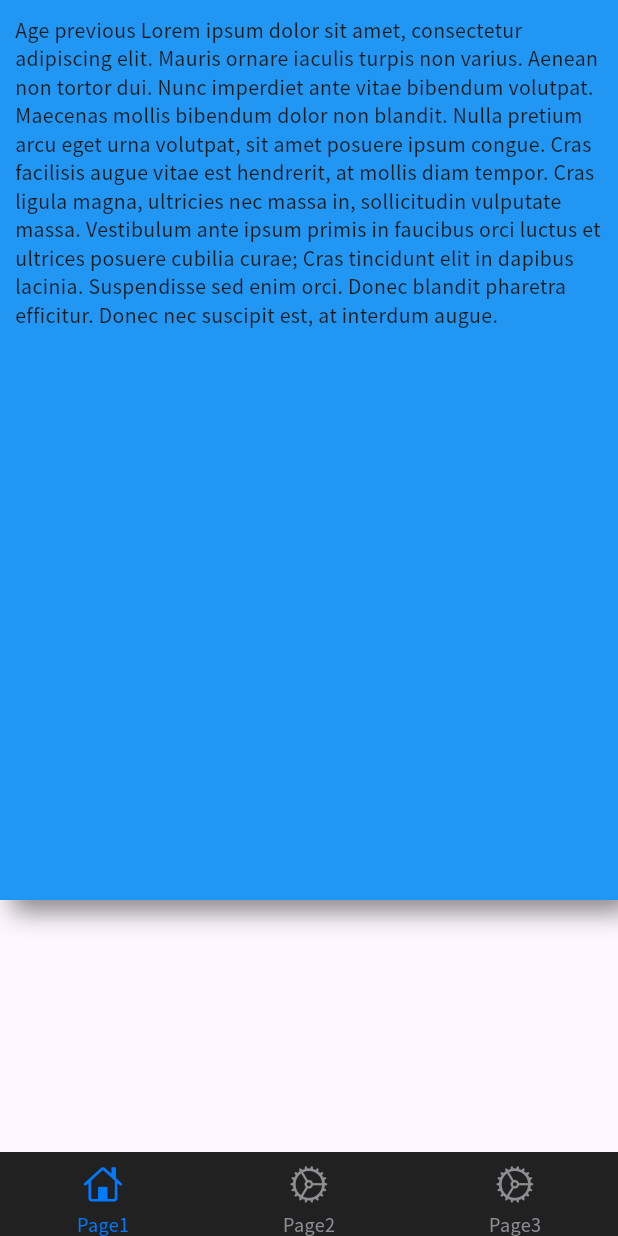
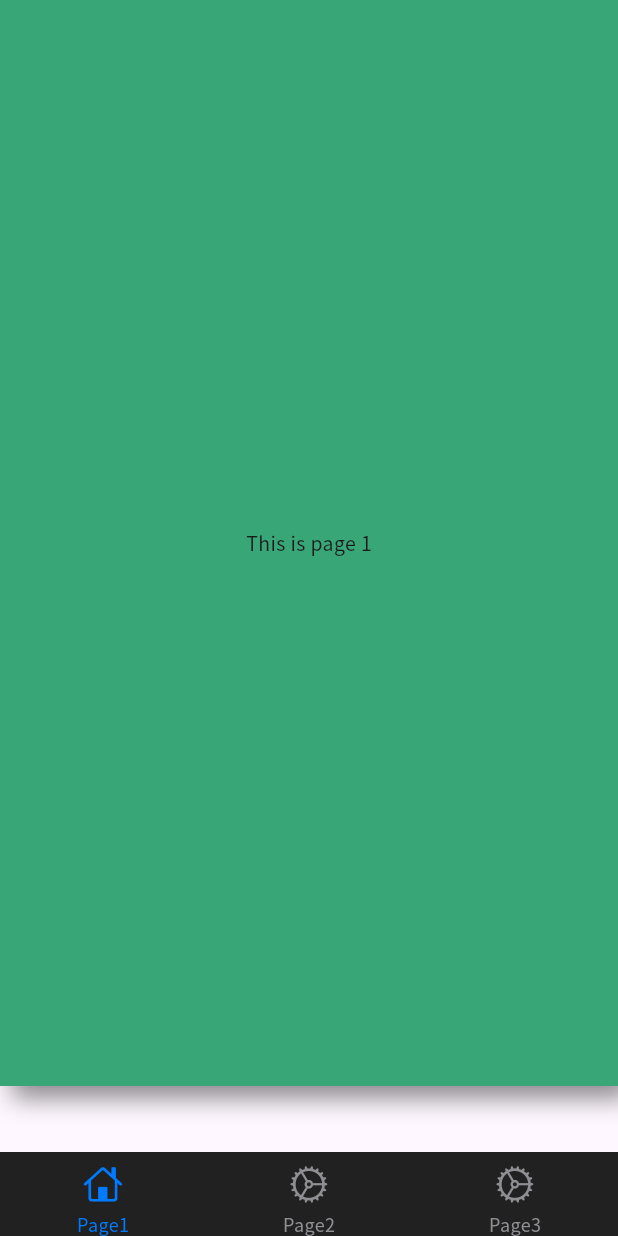
Before and after one commit to hgtdung/flutter_example_project, a Flutter app: the screen it shows after launch, on a phone screen of 412 x 824 dp. Run offline on Flutter 3.47's test engine with Material 3 defaults, Android fonts, the light colour scheme and no system bars; our stand-ins replace dio, equatable, firebase_crashlytics, flutter_bloc, freezed_annotation, get_it and 1 more; accounts and stored records are empty; generated files the repository leaves out were written again.

Commit message:
add page builder

```diff
--- a/lib/features/page_flip/page_curl_effect/example/page_curl_example.dart
+++ b/lib/features/page_flip/page_curl_effect/example/page_curl_example.dart
@@ -12,6 +12,7 @@ class PageCurlEffectExample extends StatefulWidget {
 class _PageCurlEffectExampleState extends State<PageCurlEffectExample> {
   late int pageIndex;
   late PageCurlController pageCurlController;
+  late Size paperSize;
 
   @override
   void initState() {
@@ -20,9 +21,17 @@ class _PageCurlEffectExampleState extends State<PageCurlEffectExample> {
 
   @override
   void didChangeDependencies() {
+    paperSize = Size(
+        MediaQuery.of(context).size.width -
+            MediaQuery.of(context).padding.left -
+            MediaQuery.of(context).padding.right,
+        MediaQuery.of(context).size.height -
+            MediaQuery.of(context).padding.top -
+            MediaQuery.of(context).padding.bottom - 100,
+    );
     var pages = buildPages();
     pageCurlController = PageCurlController(
-        Size(MediaQuery.of(context).size.width, 600),
+        Size(paperSize.width, paperSize.height),
         pageCurlIndex: 1,
         numberOfPage: pages.length);
 
@@ -33,20 +42,26 @@ class _PageCurlEffectExampleState extends State<PageCurlEffectExample> {
   List<Widget> buildPages() {
     return [
       Container(
-        width: MediaQuery.of(context).size.width,
-        height: 600,
+        width: paperSize.width,
+        height: paperSize.height,
         color: Colors.orange,
         child: Column(
+          mainAxisAlignment: MainAxisAlignment.start,
           children: [
             const Text("Page 0"),
-            Image.asset("assets/images/landscape.jpg")
+            Container(
+                alignment: Alignment.topLeft,
+                height: paperSize.height / 2,
+                child: Image.asset(
+                  "assets/images/landscape.jpg",
+                ))
           ],
         ),
       ),
       Container(
         padding: const EdgeInsets.all(10),
-        width: MediaQuery.of(context).size.width,
-        height: 600,
+        width: paperSize.width,
+        height: paperSize.height,
         color: Colors.blue,
         child: const Text(
             "Age previous Lorem ipsum dolor sit amet, consectetur adipiscing elit. "
@@ -65,9 +80,10 @@ class _PageCurlEffectExampleState extends State<PageCurlEffectExample> {
       ),
       Container(
         padding: const EdgeInsets.only(left: 16, right: 16, top: 20),
-        width: MediaQuery.of(context).size.width,
-        height: 600,
+        width: paperSize.width,
+        height: paperSize.height,
         color: Color(0xffF5DEB3),
+        child: SingleChildScrollView(
           child: Column(
             mainAxisAlignment: MainAxisAlignment.start,
             crossAxisAlignment: CrossAxisAlignment.start,
@@ -76,7 +92,8 @@ class _PageCurlEffectExampleState extends State<PageCurlEffectExample> {
                 crossAxisAlignment: CrossAxisAlignment.start,
                 children: [
                   Container(
-                  width: MediaQuery.of(context).size.width - 32 - 170,
+                    // width: MediaQuery.of(context).size.width - 32 - 170,
+                    width: paperSize.width - 32 - 170,
                     child: Text(
                       "    Your twenties are like a summer rain shower rushing by at midday, "
                       "leaving behind a touch of dampness and a raw, earthy scent rising from the soil— still bewildered, still",
@@ -90,7 +107,7 @@ class _PageCurlEffectExampleState extends State<PageCurlEffectExample> {
                     opacity: 0.8,
                     child: Container(
                       width: 160,
-                    height: 140,
+                      // height: 140,
                       child: Image.asset("assets/images/raining.jpg"),
                     ),
                   )
@@ -119,9 +136,12 @@ class _PageCurlEffectExampleState extends State<PageCurlEffectExample> {
               SizedBox(
                 height: 10,
               ),
-            Opacity(opacity: 0.5,
-                child: Align(alignment: Alignment.center, child: Text("🌸🌸🌸"))),
+              Opacity(
+                  opacity: 0.5,
+                  child:
+                      Align(alignment: Alignment.center, child: Text("🌸🌸🌸"))),
             ],
+          ),
         ),
       ),
     ];
@@ -132,68 +152,18 @@ class _PageCurlEffectExampleState extends State<PageCurlEffectExample> {
     return SafeArea(
       child: PageCurlEffect(
         pageCurlController: pageCurlController,
-        onBackwardComplete: () {},
-        onForwardComplete: () {},
-        pages: buildPages(),
+        // pages: buildPages(),
+        pageBuilder: (context, index) {
+          return Container(
+            color: index == 1 ? const Color(0xff39A678) : const Color(0xffB9B9B9),
+            width: paperSize.width,
+            height: paperSize.height,
+            child: Center(child: Text("This is page $index")),
+          );
+        }
       ),
     );
   }
 
-  Widget buildNextPage() {
-    return Container(
-      width: MediaQuery.of(context).size.width,
-      height: 600,
-      color: Colors.grey,
-      child: Text(
-          "Page 2 Lorem ipsum dolor sit amet, consectetur adipiscing elit. "
-          "Mauris ornare iaculis turpis non varius. "
-          "Aenean non tortor dui. Nunc imperdiet ante vitae "
-          "bibendum volutpat. xxxxMaecenas mollis bibendum dolor non "
-          "blandit. Nulla pretium arcu eget urna volutpat, "
-          "sit amet posuere ipsum congue. Cras facilisis "
-          "augue vitae est hendrerit, at mollis diam tempor. "
-          "Cras ligula magna, ultricies nec massa in, "
-          "sollicitudin vulputate massa. Vestibulum ante ipsum "
-          "primis in faucibus orci luctus et ultrices posuere "
-          "cubilia curae; Cras tincidunt elit in dapibus lacinia. "
-          "Suspendisse sed enim orci. Donec blandit pharetra efficitur. "
-          "Donec nec suscipit est, at interdum augue."),
-    );
+
 }
-
-  Widget buildPreviousPage() {
-    return Container(
-      width: MediaQuery.of(context).size.width,
-      height: 600,
-      color: Colors.orange,
-      child: Text(
-          "Page previous Lorem ipsum dolor sit amet, consectetur adipiscing elit. "
-          "Mauris ornare iaculis turpis non varius. "
-          "Aenean non tortor dui. Nunc imperdiet ante vitae "
-          "bibendum volutpat. Maecenas mollis bibendum dolor non "
-          "blandit. Nulla pretium arcu eget urna volutpat, "
-          "sit amet posuere ipsum congue. Cras facilisis "
-          "augue vitae est hendrerit, at mollis diam tempor. "
-          "Cras ligula magna, ultricies nec massa in, "
-          "sollicitudin vulputate massa. Vestibulum ante ipsum "
-          "primis in faucibus orci luctus et ultrices posuere "
-          "cubilia curae; Cras tincidunt elit in dapibus lacinia. "
-          "Suspendisse sed enim orci. Donec blandit pharetra efficitur. "
-          "Donec nec suscipit est, at interdum augue."),
-    );
-  }
-}
-
-// "Page 1 Lorem ipsum dolor sit amet, consectetur adipiscing elit. "
-// "Mauris ornare iaculis turpis non varius. "
-// "Aenean non tortor dui. Nunc imperdiet ante vitae "
-// "bibendum volutpat. Maecenas mollis bibendum dolor non "
-// "blandit. Nulla pretium arcu eget urna volutpat, "
-// "sit amet posuere ipsum congue. Cras facilisis "
-// "augue vitae est hendrerit, at mollis diam tempor. "
-// "Cras ligula magna, ultricies nec massa in, "
-// "sollicitudin vulputate massa. Vestibulum ante ipsum "
-// "primis in faucibus orci luctus et ultrices posuere "
-// "cubilia curae; Cras tincidunt elit in dapibus lacinia. "
-// "Suspendisse sed enim orci. Donec blandit pharetra efficitur. "
-// "Donec nec suscipit est, at interdum augue."
--- a/lib/features/page_flip/page_curl_effect/page_curl_effect.dart
+++ b/lib/features/page_flip/page_curl_effect/page_curl_effect.dart
@@ -11,13 +11,15 @@ class PageCurlEffect extends StatefulWidget {
   const PageCurlEffect(
       {super.key,
       required this.pageCurlController,
-      required this.pages,
+      this.pages,
+      this.pageBuilder,
       this.onForwardComplete,
       this.onBackwardComplete});
 
   final PageCurlController pageCurlController;
 
-  final List<Widget> pages;
+  final List<Widget>? pages;
+  final Widget Function(BuildContext, int)? pageBuilder;
 
   final VoidCallback? onForwardComplete;
   final VoidCallback? onBackwardComplete;
@@ -33,6 +35,12 @@ class _PageCurlEffectState extends State<PageCurlEffect>
 
   @override
   void initState() {
+    assert((widget.pages != null && widget.pageBuilder == null||
+        widget.pages == null && widget.pageBuilder != null),
+        "[Only configure one of [pages] or [pageBuilder]");
+
+
+
     _animationController = AnimationController(
         duration: const Duration(milliseconds: 250), vsync: this);
     super.initState();
@@ -42,7 +50,6 @@ class _PageCurlEffectState extends State<PageCurlEffect>
   void didChangeDependencies() {
     super.didChangeDependencies();
   }
-
 
   @override
   Widget build(BuildContext context) {
@@ -130,11 +137,23 @@ class _PageCurlEffectState extends State<PageCurlEffect>
               return Stack(
                 clipBehavior: Clip.none,
                 children: [
-                  if (nextPageIndex != null) widget.pages[nextPageIndex],
-                  if (pageCurlCtlr.startPoint != null &&
+                  /// Using page list
+                  if (widget.pages != null && nextPageIndex != null)
+                    widget.pages![nextPageIndex],
+                  if (widget.pages != null &&
+                      pageCurlCtlr.startPoint != null &&
                       pageCurlCtlr.startPoint!.x <
                           PCConstants.TURN_PAGE_BARRIER)
-                    widget.pages[currentPageIndex],
+                    widget.pages![currentPageIndex],
+
+                  /// Using page builder
+                  if (widget.pageBuilder != null && nextPageIndex != null)
+                    widget.pageBuilder!(context, nextPageIndex),
+                  if (widget.pageBuilder != null &&
+                      pageCurlCtlr.startPoint != null &&
+                      pageCurlCtlr.startPoint!.x <
+                          PCConstants.TURN_PAGE_BARRIER)
+                    widget.pageBuilder!(context, currentPageIndex),
                   AnimatedBuilder(
                       animation: _animationController,
                       builder: (context, child) {
@@ -156,12 +175,29 @@ class _PageCurlEffectState extends State<PageCurlEffect>
                             child: Stack(
                               clipBehavior: Clip.none,
                               children: [
-                                widget.pages[currentPageIndex],
-                                if (pageCurlCtlr.startPoint != null &&
+                                /// Using pages
+                                if (widget.pages != null)
+                                  widget.pages![currentPageIndex],
+                                if (widget.pages != null &&
+                                    pageCurlCtlr.startPoint != null &&
                                     pageCurlCtlr.startPoint!.x <
                                         PCConstants.TURN_PAGE_BARRIER &&
                                     previousPageIndex != null)
-                                  widget.pages[previousPageIndex],
+                                  if (widget.pages != null)
+                                    widget.pages![previousPageIndex],
+
+                                /// Using page builder
+                                if (widget.pageBuilder != null)
+                                  widget.pageBuilder!(
+                                      context, currentPageIndex),
+                                if (widget.pageBuilder != null &&
+                                    pageCurlCtlr.startPoint != null &&
+                                    pageCurlCtlr.startPoint!.x <
+                                        PCConstants.TURN_PAGE_BARRIER &&
+                                    previousPageIndex != null)
+                                  if (widget.pageBuilder != null)
+                                    widget.pageBuilder!(
+                                        context, previousPageIndex),
                                 CustomPaint(
                                   painter: PageCurlPainter(
                                       nullableCylinder: pageCurlCtlr.cylinder,
--- a/lib/features/page_flip/page_curl_effect/state_management/page_curl_controller.dart
+++ b/lib/features/page_flip/page_curl_effect/state_management/page_curl_controller.dart
@@ -114,6 +114,7 @@ class PageCurlController extends ChangeNotifier {
 
   /// ===== Switch effect between pages =====
   void onAutoPanUpdate(Offset touchPointOffset) {
+    cylinder ??= Cylinder.from(touchPointOffset, 10, paperSize);
     touchPoint = FPoint(touchPointOffset.dx, touchPointOffset.dy);
     startPoint = startPoint ?? touchPoint;
     newCylinderAngle = calculateAngle(startPoint!, touchPoint!);
@@ -146,14 +147,14 @@ class PageCurlController extends ChangeNotifier {
   void onForwardComplete() {
     if (pageCurlIndex < (numberOfPage - 1)) {
       pageCurlIndex++;
-      notifyListeners();
+      // notifyListeners();
     }
   }
 
   void onBackwardComplete() {
     if (pageCurlIndex > 0) {
       pageCurlIndex--;
-      notifyListeners();
+      // notifyListeners();
     }
   }
 
```
Lines whose indentation alone changed are shown as unchanged.
